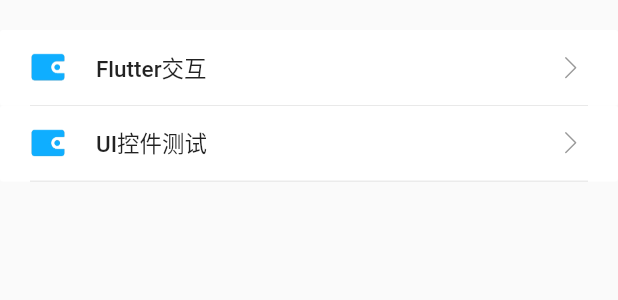
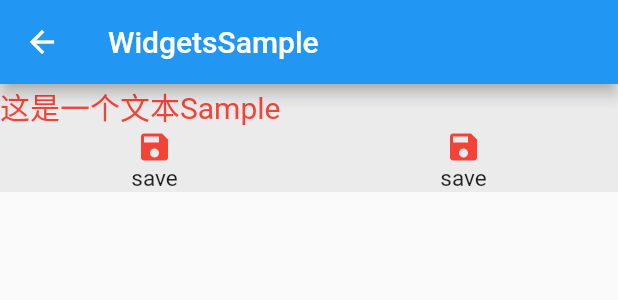
Before and after one commit to gaiqs/flutter_demo, a Flutter app: the Demo widget shown alone on an empty page, opened directly, after a tap on "UI控件测试", on a phone screen of 412 x 824 dp. Shown: the top 300 px of the screen. Run offline on Flutter 3.47's test engine with Material 2 defaults, Android fonts, the phone set to English and light mode, and no system bars.

Commit message:
修改数据

```diff
--- a/lib/main.dart
+++ b/lib/main.dart
@@ -1,6 +1,7 @@
 import 'package:flutter/material.dart';
 import 'package:flutter_demo/ui/channel/channel_page.dart';
 import 'package:flutter_demo/ui/home_page.dart';
+import 'package:flutter_demo/ui/sample/ui_widgets_sample.dart';
 import 'package:flutter_localizations/flutter_localizations.dart';
 
 void main() => runApp(MyApp());
@@ -48,6 +49,7 @@ class MyApp extends StatelessWidget {
       home: HomePage(),
       routes: {
         'channel': (context) => ChannelPage(),
+        'widgets':(context)=>WigetsSample(),
       },
 //      home: MyHomePage(title: 'Flutter Demo Home Page'),
     );
--- a/lib/ui/page/demo.dart
+++ b/lib/ui/page/demo.dart
@@ -20,54 +20,56 @@ class _DemoState extends State<Demo> {
             iconPath: "assets/images/ic_wallet.png",
             title: "Flutter交互",
             onPressed: () {
-              _open();
+              _open('channel');
             },
             showDivider: true,
           ),
           FullWidthButton(
             iconPath: "assets/images/ic_wallet.png",
-            onPressed: () {},
+            onPressed: () {
+              _open('widgets');
+            },
             title: "UI控件测试",
             showDivider: true,
           ),
         ],
       ),
     );
-    return ListView(
-      children: <Widget>[
-        GestureDetector(
-          onTap: _open,
-          child: Container(
-            height: 50,
-            color: Colors.amber[900],
-            child: Center(child: Text("原生交互")),
-          ),
-        ),
-        Container(
-          height: 50,
-          color: Colors.amber[800],
-          child: const Center(child: Text('测试数据')),
-        ),
-        Container(
-          constraints: new BoxConstraints.expand(
-            height: Theme.of(context).textTheme.display1.fontSize * 1.1 + 200.0,
-          ),
-          decoration: new BoxDecoration(
-            border: new Border.all(width: 2.0, color: Colors.red),
-            color: Colors.grey,
-            borderRadius: new BorderRadius.all(new Radius.circular(20.0)),
-            image: new DecorationImage(
-              image: new NetworkImage(
-                  'http://h.hiphotos.baidu.com/zhidao/wh%3D450%2C600/sign=0d023672312ac65c67506e77cec29e27/9f2f070828381f30dea167bbad014c086e06f06c.jpg'),
-              centerSlice: new Rect.fromLTRB(270.0, 180.0, 1360.0, 730.0),
-            ),
-          ),
-        )
-      ],
-    );
+//    return ListView(
+//      children: <Widget>[
+//        GestureDetector(
+//          onTap: _open,
+//          child: Container(
+//            height: 50,
+//            color: Colors.amber[900],
+//            child: Center(child: Text("原生交互")),
+//          ),
+//        ),
+//        Container(
+//          height: 50,
+//          color: Colors.amber[800],
+//          child: const Center(child: Text('测试数据')),
+//        ),
+//        Container(
+//          constraints: new BoxConstraints.expand(
+//            height: Theme.of(context).textTheme.display1.fontSize * 1.1 + 200.0,
+//          ),
+//          decoration: new BoxDecoration(
+//            border: new Border.all(width: 2.0, color: Colors.red),
+//            color: Colors.grey,
+//            borderRadius: new BorderRadius.all(new Radius.circular(20.0)),
+//            image: new DecorationImage(
+//              image: new NetworkImage(
+//                  'http://h.hiphotos.baidu.com/zhidao/wh%3D450%2C600/sign=0d023672312ac65c67506e77cec29e27/9f2f070828381f30dea167bbad014c086e06f06c.jpg'),
+//              centerSlice: new Rect.fromLTRB(270.0, 180.0, 1360.0, 730.0),
+//            ),
+//          ),
+//        )
+//      ],
+//    );
   }
 
-  void _open() {
-    Navigator.of(context).pushNamed('channel');
+  void _open(String routesNmae) {
+    Navigator.of(context).pushNamed(routesNmae);
   }
 }
--- /dev/null
+++ b/lib/ui/sample/ui_widgets_sample.dart
@@ -0,0 +1,65 @@
+import 'package:flutter/material.dart';
+import 'package:flutter_demo/ui/page/constants.dart';
+
+class WigetsSample extends StatefulWidget {
+  @override
+  State<StatefulWidget> createState() {
+    return _WigetsSampleState();
+  }
+}
+
+class _WigetsSampleState extends State<WigetsSample> {
+  @override
+  Widget build(BuildContext context) {
+    return Scaffold(
+      appBar: AppBar(
+        title: Text('WidgetsSample'),
+      ),
+      body: Container(
+        color: Color(AppColors.BackgroundColor),
+        child: SingleChildScrollView(
+          child: Column(
+            crossAxisAlignment: CrossAxisAlignment.start,
+            mainAxisSize: MainAxisSize.max,
+            children: <Widget>[
+              Text(
+                '这是一个文本Sample',
+                style: TextStyle(color: Colors.red, fontSize: 20),
+              ),
+              Row(
+                children: <Widget>[
+                  Expanded(
+                    child: Column(
+                      children: <Widget>[
+                        Icon(
+                          Icons.save,
+                          color: Colors.red[500],
+                        ),
+                        Container(
+                          child: Text('save'),
+                        )
+                      ],
+                    ),
+                  ),
+                  Expanded(
+                    child: Column(
+                      children: <Widget>[
+                        Icon(
+                          Icons.save,
+                          color: Colors.red[500],
+                        ),
+                        Container(
+                          child: Text('save'),
+                        )
+                      ],
+                    ),
+                  )
+                ],
+              )
+            ],
+          ),
+        ),
+      ),
+    );
+  }
+}
```
